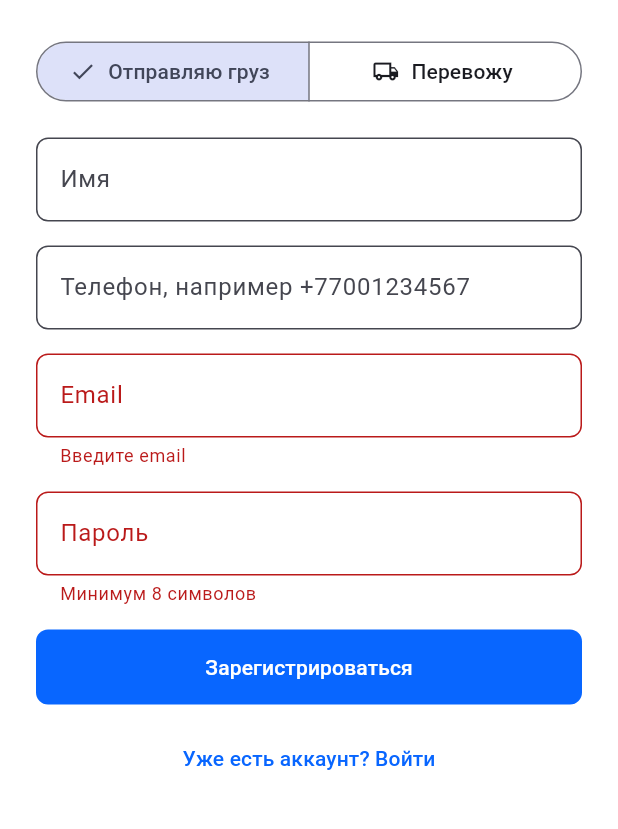
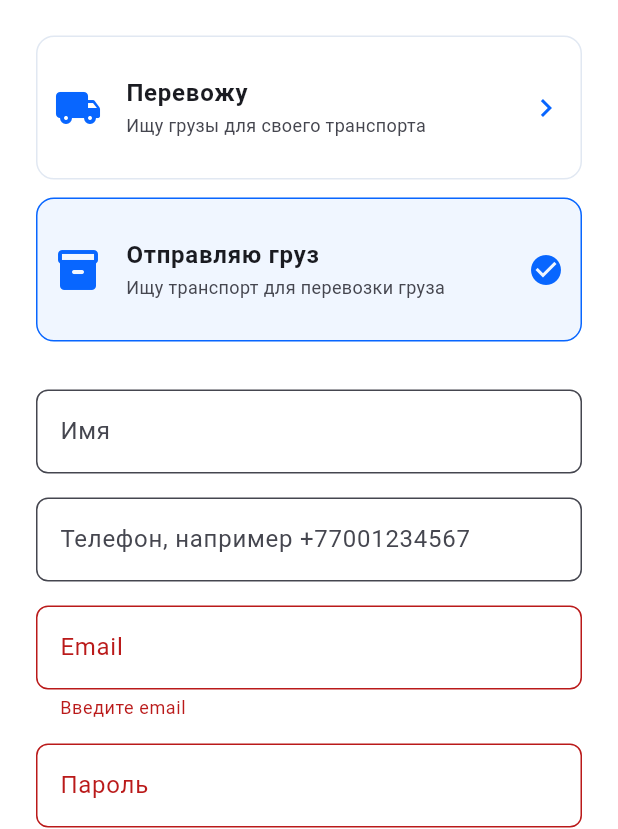
Before and after one commit to KuatBakyt/cargo-jol, a Flutter app: the screen it shows after launch, after a tap on "Войти", after a tap on "Нет аккаунта? Регистрация", on a phone screen of 412 x 824 dp, the part 407-1236 px from its top. Run offline on Flutter 3.47's test engine with Material 3 defaults, Android fonts, the phone set to English and light mode, and no system bars; our stand-ins replace dio, flutter_secure_storage; network calls fail.

Commit message:
Match role cards to reference and show actual cargo and order totals

```diff
--- a/frontend/lib/features/auth/auth_screen.dart
+++ b/frontend/lib/features/auth/auth_screen.dart
@@ -98,26 +98,13 @@ class _AuthScreenState extends State<AuthScreen> {
                                     : 'Войдите, чтобы продолжить работу.'),
                                 const SizedBox(height: 24),
                                 if (register) ...[
-                                  SegmentedButton<String>(
-                                      segments: const [
-                                        ButtonSegment(
-                                            value: 'shipper',
-                                            label: Text('Отправляю груз'),
-                                            icon: Icon(
-                                                Icons.inventory_2_outlined)),
-                                        ButtonSegment(
-                                            value: 'carrier',
-                                            label: Text('Перевожу'),
-                                            icon: Icon(
-                                                Icons.local_shipping_outlined))
-                                      ],
-                                      selected: {
-                                        role
-                                      },
-                                      onSelectionChanged: busy
-                                          ? null
-                                          : (v) =>
-                                              setState(() => role = v.first)),
+                                  ...[('carrier', 'Перевожу', 'Ищу грузы для своего транспорта', Icons.local_shipping_rounded), ('shipper', 'Отправляю груз', 'Ищу транспорт для перевозки груза', Icons.inventory_2_rounded)].map((item) => Padding(
+                                    padding: const EdgeInsets.only(bottom: 12),
+                                    child: Material(color: role == item.$1 ? const Color(0xFFF0F6FF) : Colors.white,
+                                      shape: RoundedRectangleBorder(borderRadius: BorderRadius.circular(12), side: BorderSide(color: role == item.$1 ? brandBlue : const Color(0xFFE1E8F2))),
+                                      child: ListTile(contentPadding: const EdgeInsets.all(12), leading: Icon(item.$4, color: brandBlue, size: 32), title: Text(item.$2, style: const TextStyle(fontWeight: FontWeight.w700)), subtitle: Text(item.$3, style: const TextStyle(fontSize: 12)), trailing: Icon(role == item.$1 ? Icons.check_circle : Icons.chevron_right, color: brandBlue), onTap: busy ? null : () => setState(() => role = item.$1)),
+                                    ),
+                                  )),
                                   const SizedBox(height: 20),
                                   FormFieldInput('Имя', name),
                                   FormFieldInput(
--- a/frontend/lib/features/home_screen.dart
+++ b/frontend/lib/features/home_screen.dart
@@ -22,6 +22,7 @@ class _HomeScreenState extends State<HomeScreen> {
     future = Future.wait([
       session.api.get('/cargo', query: session.isCarrier ? {'status': 'active'} : {'mine': 'true'}),
       if (session.isCarrier) session.api.get('/vehicles'),
+      session.api.get('/orders'),
     ]);
   }
   void refresh() => setState(load);
@@ -61,7 +62,7 @@ class _HomeScreenState extends State<HomeScreen> {
             const SizedBox(height: 16), FilledButton.icon(onPressed: createCargo, icon: const Icon(Icons.add), label: const Text('РАЗМЕСТИТЬ ГРУЗ')),
           ])),
           const SizedBox(height: 16),
-          Row(children: [Expanded(child: _Metric(title: 'Всего грузов', value: '${data.first['count']}')), const SizedBox(width: 12), Expanded(child: _Metric(title: 'На странице', value: '${cargos.length}'))]),
+          Row(children: [Expanded(child: _Metric(title: 'Мои грузы', value: '${data.first['count']}')), const SizedBox(width: 12), Expanded(child: _Metric(title: 'Перевозки', value: '${data.last['count']}'))]),
         ],
         const SizedBox(height: 20),
         Row(children: [Expanded(child: Text(session.isCarrier ? 'Доступные грузы' : 'Мои грузы', style: const TextStyle(fontSize: 18, fontWeight: FontWeight.w800))), TextButton(onPressed: widget.openCargo, child: const Text('Смотреть все'))]),
```
